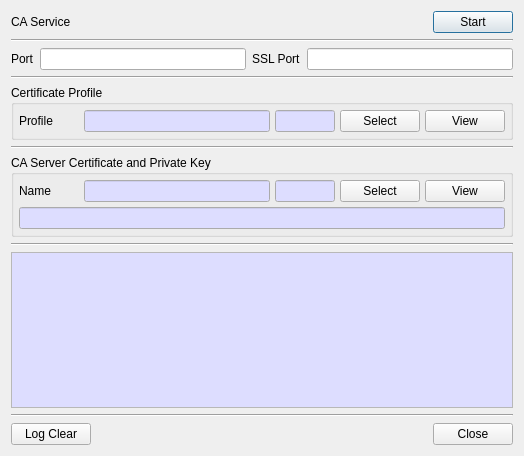
jykim74/CertMan, file CertMan/ca_service_dlg.ui: the form before one commit.
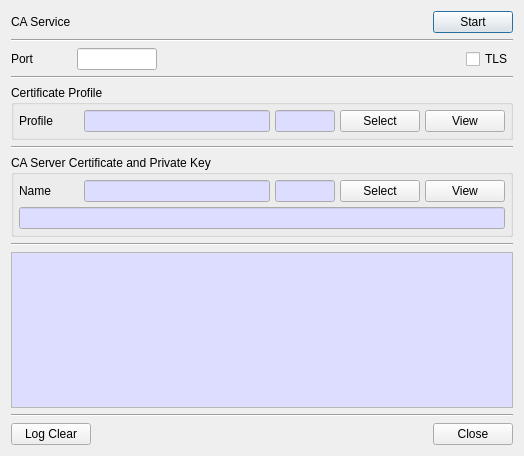
The form after the commit.

The edit to the form file:
```diff
--- a/CertMan/ca_service_dlg.ui
+++ b/CertMan/ca_service_dlg.ui
@@ -55,24 +55,47 @@
    <item>
     <layout class="QGridLayout" name="gridLayout_4">
      <item row="0" column="1">
-      <widget class="QLineEdit" name="mPortText"/>
+      <widget class="QLineEdit" name="mPortText">
+       <property name="maximumSize">
+        <size>
+         <width>80</width>
+         <height>16777215</height>
+        </size>
+       </property>
+      </widget>
+     </item>
+     <item row="0" column="3">
+      <widget class="QCheckBox" name="mTLSCheck">
+       <property name="text">
+        <string>TLS</string>
+       </property>
+      </widget>
      </item>
      <item row="0" column="0">
       <widget class="QLabel" name="label_2">
+       <property name="minimumSize">
+        <size>
+         <width>60</width>
+         <height>0</height>
+        </size>
+       </property>
        <property name="text">
         <string>Port</string>
        </property>
       </widget>
      </item>
      <item row="0" column="2">
-      <widget class="QLabel" name="label_3">
-       <property name="text">
-        <string>SSL Port</string>
+      <spacer name="horizontalSpacer_3">
+       <property name="orientation">
+        <enum>Qt::Horizontal</enum>
        </property>
-      </widget>
-     </item>
-     <item row="0" column="3">
-      <widget class="QLineEdit" name="mSSLPortText"/>
+       <property name="sizeHint" stdset="0">
+        <size>
+         <width>40</width>
+         <height>20</height>
+        </size>
+       </property>
+      </spacer>
      </item>
     </layout>
    </item>
```
